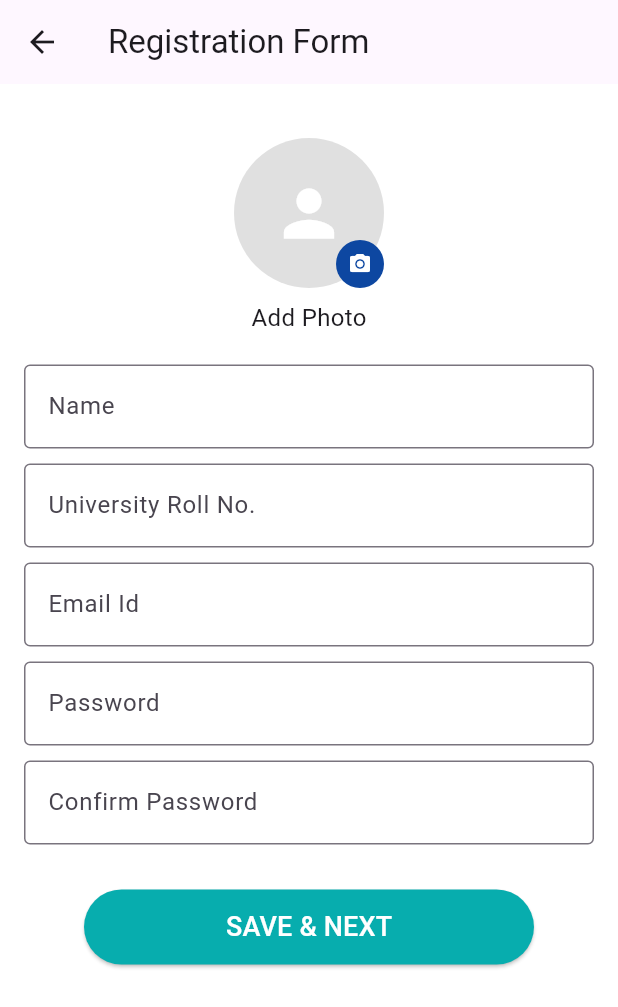
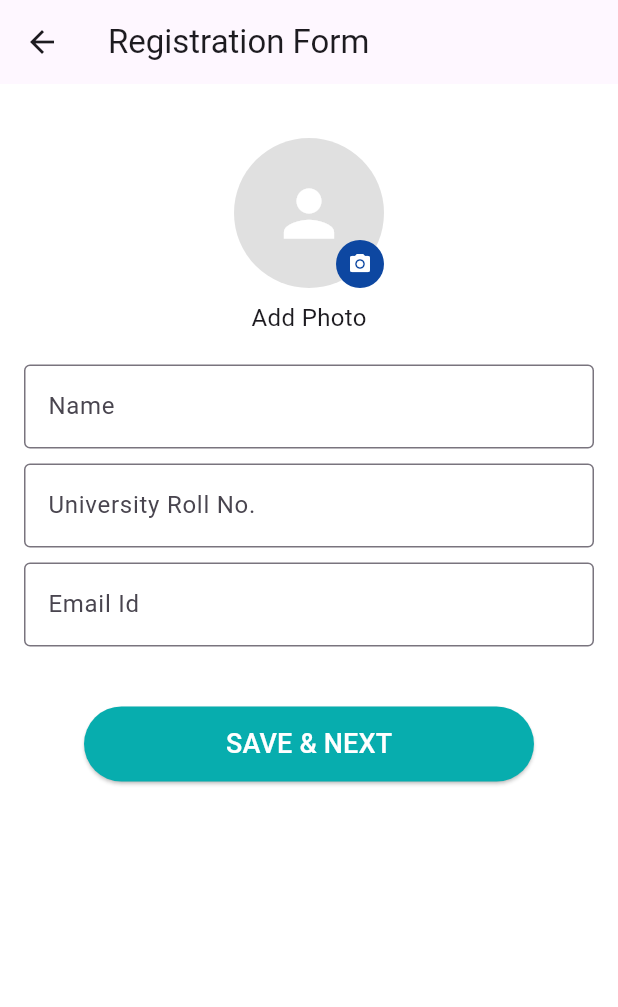
Before and after one commit to MontasirOpi/library_management_system, a Flutter app: the RegistationProfileScreen screen opened directly, on a phone screen of 412 x 824 dp. Shown: the top 1007 px of the screen. Run offline on Flutter 3.47's test engine with Material 3 defaults, Android fonts, the phone set to English and light mode, and no system bars; our stand-ins replace flutter_svg.

Commit message:
reg screen

```diff
--- a/lib/features/auth/ui/screens/login_screen.dart
+++ b/lib/features/auth/ui/screens/login_screen.dart
@@ -27,7 +27,8 @@ class _LoginScreenState extends State<LoginScreen> {
   @override
   Widget build(BuildContext context) {
     return Scaffold(
-      appBar: AppBar(title: Text('Login')),
+      appBar: AppBar(title: Text('Login'),
+      backgroundColor: Colors.white,),
       backgroundColor: Colors.white,
       body: SingleChildScrollView(
         child: Padding(
--- a/lib/features/auth/ui/screens/registation_profile_screen.dart
+++ b/lib/features/auth/ui/screens/registation_profile_screen.dart
@@ -90,15 +90,7 @@ class _RegistationProfileScreenState
                 controller: emailController,
               ),
               const SizedBox(height: 10),
-              BuildTextField(
-                hintText: "Password",
-                controller: passwordController,
-              ),
-              const SizedBox(height: 10),
-              BuildTextField(
-                hintText: "Confirm Password",
-                controller: confirmPasswordController,
-              ),
+
               const SizedBox(height: 30),
               CustomButton(
                 text: 'SAVE & NEXT',
```
